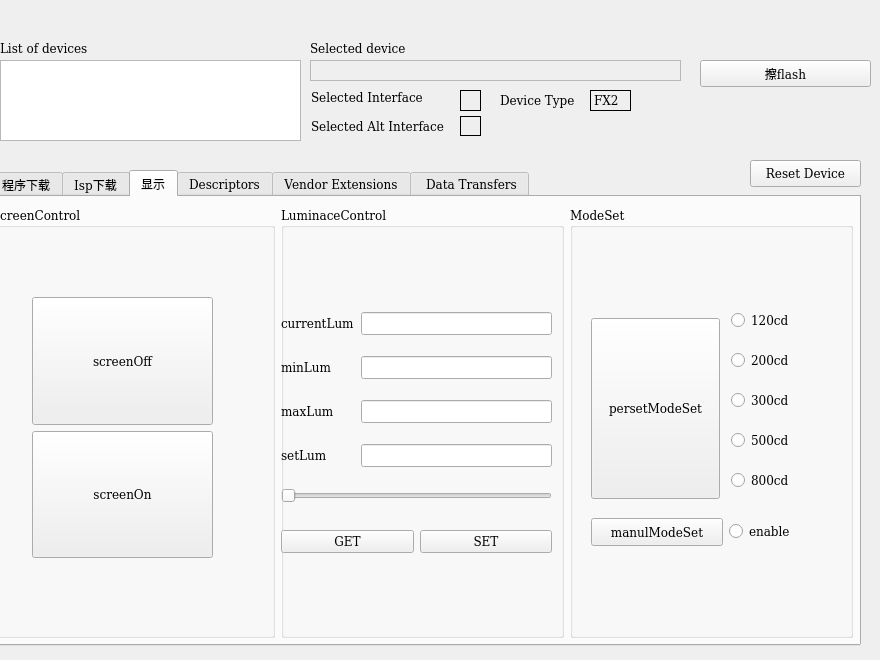
Above: cyusb_linux_1.0.4/gui_src/controlcenter.ui from wkfwnn/cyusb-linux before the change. Below: the same form after it.
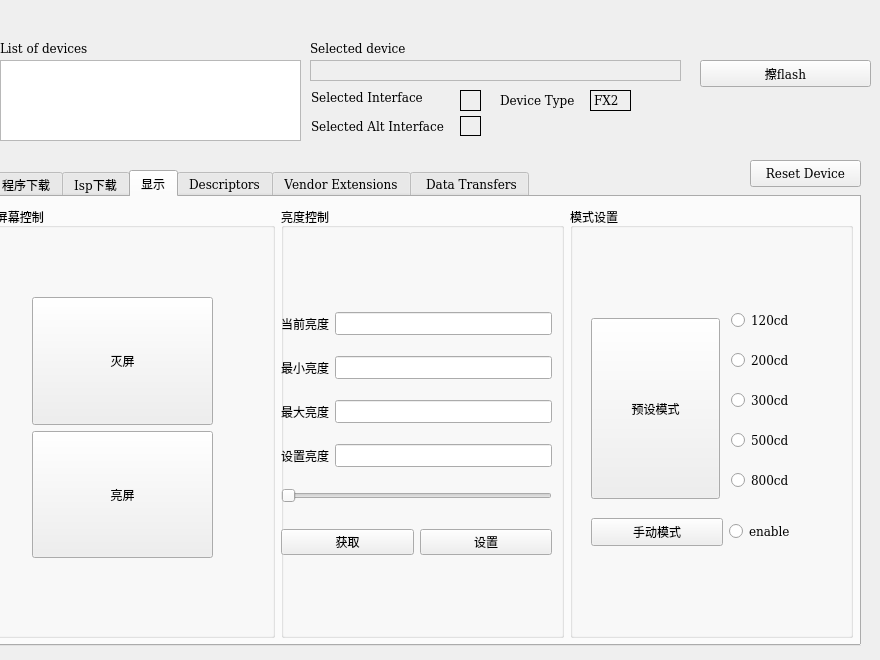
That is the form after the change. The open tabs and pages were chosen to show the change. Icons and pictures are not drawn.

Commit message: support display and change to chinese

```diff
--- a/cyusb_linux_1.0.4/gui_src/controlcenter.ui
+++ b/cyusb_linux_1.0.4/gui_src/controlcenter.ui
@@ -517,7 +517,7 @@
       <item>
        <widget class="QGroupBox" name="groupBox_9">
         <property name="title">
-         <string>ScreenControl</string>
+         <string> 屏幕控制</string>
         </property>
         <widget class="QWidget" name="layoutWidget">
          <property name="geometry">
@@ -538,7 +538,7 @@
              </sizepolicy>
             </property>
             <property name="text">
-             <string>screenOff</string>
+             <string>灭屏</string>
             </property>
            </widget>
           </item>
@@ -551,7 +551,7 @@
              </sizepolicy>
             </property>
             <property name="text">
-             <string>screenOn</string>
+             <string>亮屏</string>
             </property>
            </widget>
           </item>
@@ -562,7 +562,7 @@
       <item>
        <widget class="QGroupBox" name="groupBox_10">
         <property name="title">
-         <string>LuminaceControl</string>
+         <string>亮度控制</string>
         </property>
         <widget class="QWidget" name="layoutWidget">
          <property name="geometry">
@@ -577,7 +577,7 @@
           <item row="0" column="0">
            <widget class="QLabel" name="label_33">
             <property name="text">
-             <string>currentLum</string>
+             <string>当前亮度</string>
             </property>
            </widget>
           </item>
@@ -591,7 +591,7 @@
           <item row="1" column="0">
            <widget class="QLabel" name="label_34">
             <property name="text">
-             <string>minLum</string>
+             <string>最小亮度</string>
             </property>
            </widget>
           </item>
@@ -605,7 +605,7 @@
           <item row="2" column="0">
            <widget class="QLabel" name="label_38">
             <property name="text">
-             <string>maxLum</string>
+             <string>最大亮度</string>
             </property>
            </widget>
           </item>
@@ -619,7 +619,7 @@
           <item row="3" column="0">
            <widget class="QLabel" name="label_40">
             <property name="text">
-             <string>setLum</string>
+             <string>设置亮度</string>
             </property>
            </widget>
           </item>
@@ -654,14 +654,14 @@
           <item>
            <widget class="QPushButton" name="getPushButton">
             <property name="text">
-             <string>GET</string>
+             <string>获取</string>
             </property>
            </widget>
           </item>
           <item>
            <widget class="QPushButton" name="setPushButton">
             <property name="text">
-             <string>SET</string>
+             <string>设置</string>
             </property>
            </widget>
           </item>
@@ -672,7 +672,7 @@
       <item>
        <widget class="QGroupBox" name="groupBox_11">
         <property name="title">
-         <string>ModeSet</string>
+         <string>模式设置</string>
         </property>
         <widget class="QRadioButton" name="cd_120RadioButton">
          <property name="geometry">
@@ -794,7 +794,7 @@
           </sizepolicy>
          </property>
          <property name="text">
-          <string>manulModeSet</string>
+          <string>手动模式</string>
          </property>
         </widget>
         <widget class="QRadioButton" name="enbaleManRadioButton">
@@ -826,7 +826,7 @@
           </sizepolicy>
          </property>
          <property name="text">
-          <string>persetModeSet</string>
+          <string>预设模式</string>
          </property>
         </widget>
        </widget>
```
Left out of the diff: 2 changed lines with no effect on the pictures. The commit also changes 2 other files.
